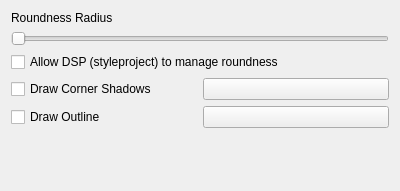
Before: the Qt Designer form shapecorners_config.ui in matinlotfali/KDE-Rounded-Corners, drawn with Qt 5.
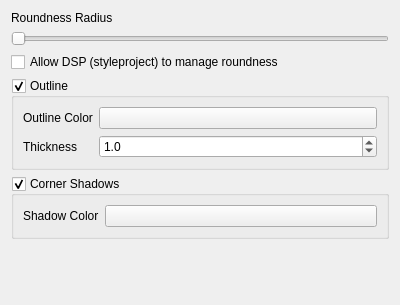
After: the same form once the commit is applied. Custom widgets are drawn as their Qt base class.

Commit message: Add outline thickness to the config

Patch:
```diff
--- a/shapecorners_config.ui
+++ b/shapecorners_config.ui
@@ -7,7 +7,7 @@
     <x>0</x>
     <y>0</y>
     <width>400</width>
-    <height>191</height>
+    <height>305</height>
    </rect>
   </property>
   <property name="windowTitle">
@@ -47,25 +47,56 @@
       </widget>
      </item>
      <item>
-      <layout class="QGridLayout" name="gridLayout_2">
+      <widget class="QGroupBox" name="drawOutlineEnabled">
+       <property name="title">
+        <string>Outline</string>
+       </property>
+       <property name="flat">
+        <bool>false</bool>
+       </property>
+       <property name="checkable">
+        <bool>true</bool>
+       </property>
+       <layout class="QVBoxLayout" name="verticalLayout_2">
+        <item>
+         <layout class="QFormLayout" name="formLayout">
+          <property name="formAlignment">
+           <set>Qt::AlignHCenter|Qt::AlignTop</set>
+          </property>
        <item row="0" column="0">
-        <widget class="QCheckBox" name="drawShadowEnabled">
+           <widget class="QLabel" name="outlineColorLabel">
          <property name="text">
-          <string>Draw Corner Shadows</string>
+             <string>Outline Color</string>
          </property>
         </widget>
        </item>
-       <item row="0" column="1">
-        <widget class="KColorButton" name="shadowColor"/>
-       </item>
        <item row="1" column="0">
-        <widget class="QCheckBox" name="drawOutlineEnabled">
+           <widget class="QLabel" name="thicknessLabel">
          <property name="text">
-          <string>Draw Outline</string>
+             <string>Thickness</string>
          </property>
         </widget>
        </item>
        <item row="1" column="1">
+           <widget class="QDoubleSpinBox" name="outlineThickness">
+            <property name="decimals">
+             <number>1</number>
+            </property>
+            <property name="minimum">
+             <double>0.500000000000000</double>
+            </property>
+            <property name="maximum">
+             <double>10.000000000000000</double>
+            </property>
+            <property name="singleStep">
+             <double>0.500000000000000</double>
+            </property>
+            <property name="value">
+             <double>1.000000000000000</double>
+            </property>
+           </widget>
+          </item>
+          <item row="0" column="1">
         <widget class="KColorButton" name="outlineColor">
          <property name="alphaChannelEnabled">
           <bool>true</bool>
@@ -74,7 +105,41 @@
        </item>
       </layout>
      </item>
+       </layout>
+      </widget>
+     </item>
      <item>
+      <widget class="QGroupBox" name="drawShadowEnabled">
+       <property name="title">
+        <string>Corner Shadows</string>
+       </property>
+       <property name="checkable">
+        <bool>true</bool>
+       </property>
+       <layout class="QHBoxLayout" name="horizontalLayout">
+        <item>
+         <layout class="QFormLayout" name="formLayout_2">
+          <property name="formAlignment">
+           <set>Qt::AlignHCenter|Qt::AlignTop</set>
+          </property>
+          <item row="0" column="0">
+           <widget class="QLabel" name="shadowColorLabel">
+            <property name="text">
+             <string>Shadow Color</string>
+            </property>
+           </widget>
+          </item>
+          <item row="0" column="1">
+           <widget class="KColorButton" name="shadowColor"/>
+          </item>
+         </layout>
+        </item>
+       </layout>
+      </widget>
+     </item>
+    </layout>
+   </item>
+   <item row="1" column="0">
       <spacer name="verticalSpacer">
        <property name="orientation">
         <enum>Qt::Vertical</enum>
@@ -86,8 +151,6 @@
         </size>
        </property>
       </spacer>
-     </item>
-    </layout>
    </item>
   </layout>
  </widget>
```
Lines whose indentation alone changed are shown as unchanged. The commit also changes 7 other files.
